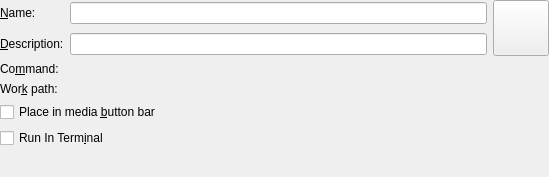
First picture: the form in src/toolproperties.ui, repository google-code-export/kmediafactory, before the edit.
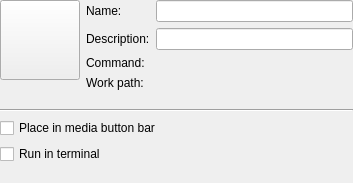
Second picture: the form after the edit. Custom widgets are drawn as their Qt base class.

What changed in the file:
```diff
--- a/src/toolproperties.ui
+++ b/src/toolproperties.ui
@@ -1,180 +1,195 @@
 <ui version="4.0" >
  <class>ToolProperties</class>
- <widget class="QWidget" name="ToolProperties" >
-  <property name="geometry" >
+ <widget class="QWidget" name="ToolProperties">
+  <property name="geometry">
    <rect>
     <x>0</x>
     <y>0</y>
-    <width>549</width>
-    <height>177</height>
+    <width>353</width>
+    <height>183</height>
    </rect>
   </property>
-  <property name="windowTitle" >
+  <property name="sizePolicy">
+   <sizepolicy hsizetype="Preferred" vsizetype="Preferred">
+    <horstretch>0</horstretch>
+    <verstretch>0</verstretch>
+   </sizepolicy>
+  </property>
+  <property name="windowTitle">
    <string>Tool Properties</string>
   </property>
-  <layout class="QVBoxLayout" >
-   <property name="leftMargin" >
+  <layout class="QGridLayout" name="gridLayout">
+   <property name="margin">
     <number>0</number>
    </property>
-   <property name="topMargin" >
-    <number>0</number>
-   </property>
-   <property name="rightMargin" >
-    <number>0</number>
-   </property>
-   <property name="bottomMargin" >
-    <number>0</number>
-   </property>
-   <item>
-    <layout class="QGridLayout" >
-     <property name="leftMargin" >
-      <number>0</number>
+   <item row="0" column="0">
+    <widget class="KIconButton" name="iconButton">
+     <property name="sizePolicy">
+      <sizepolicy hsizetype="Minimum" vsizetype="Minimum">
+       <horstretch>0</horstretch>
+       <verstretch>0</verstretch>
+      </sizepolicy>
      </property>
-     <property name="topMargin" >
-      <number>0</number>
+     <property name="minimumSize">
+      <size>
+       <width>80</width>
+       <height>80</height>
+      </size>
      </property>
-     <property name="rightMargin" >
-      <number>0</number>
+     <property name="maximumSize">
+      <size>
+       <width>80</width>
+       <height>80</height>
+      </size>
      </property>
-     <property name="bottomMargin" >
-      <number>0</number>
+     <property name="sizeIncrement">
+      <size>
+       <width>0</width>
+       <height>0</height>
+      </size>
      </property>
-     <property name="horizontalSpacing" >
-      <number>6</number>
+     <property name="text">
+      <string/>
      </property>
-     <property name="verticalSpacing" >
-      <number>6</number>
+     <property name="iconSize">
+      <number>48</number>
      </property>
-     <item row="2" column="1" colspan="2" >
-      <widget class="KUrlRequester" name="commandUrl" />
-     </item>
-     <item row="0" column="0" >
-      <widget class="QLabel" name="nameLabel" >
-       <property name="text" >
-        <string>&amp;Name:</string>
+     <property name="strictIconSize">
+      <bool>true</bool>
+     </property>
+    </widget>
+   </item>
+   <item row="0" column="1" rowspan="2">
+    <layout class="QFormLayout" name="formLayout_2">
+     <item row="0" column="0">
+      <widget class="QLabel" name="nameLabel">
+       <property name="text">
+        <string>Name:</string>
        </property>
-       <property name="wordWrap" >
+       <property name="wordWrap">
         <bool>false</bool>
        </property>
-       <property name="buddy" >
+       <property name="buddy">
         <cstring>nameEdit</cstring>
        </property>
       </widget>
      </item>
-     <item row="3" column="1" colspan="2" >
-      <widget class="KUrlRequester" name="workPathUrl" />
+     <item row="0" column="1">
+      <widget class="QLineEdit" name="nameEdit"/>
      </item>
-     <item row="0" column="1" >
-      <widget class="QLineEdit" name="nameEdit" />
-     </item>
-     <item row="3" column="0" >
-      <widget class="QLabel" name="workPathLabel" >
-       <property name="text" >
-        <string>Wor&amp;k path:</string>
+     <item row="1" column="0">
+      <widget class="QLabel" name="descriptionLabel">
+       <property name="text">
+        <string>Description:</string>
        </property>
-       <property name="wordWrap" >
+       <property name="wordWrap">
         <bool>false</bool>
        </property>
-       <property name="buddy" >
-        <cstring>workPathUrl</cstring>
-       </property>
-      </widget>
-     </item>
-     <item row="1" column="1" >
-      <widget class="QLineEdit" name="descriptionEdit" />
-     </item>
-     <item rowspan="2" row="0" column="2" >
-      <widget class="KIconButton" name="iconButton" >
-       <property name="sizePolicy" >
-        <sizepolicy vsizetype="Minimum" hsizetype="Minimum" >
-         <horstretch>0</horstretch>
-         <verstretch>0</verstretch>
-        </sizepolicy>
-       </property>
-       <property name="minimumSize" >
-        <size>
-         <width>56</width>
-         <height>56</height>
-        </size>
-       </property>
-       <property name="text" >
-        <string/>
-       </property>
-       <property name="iconSize" >
-        <number>48</number>
-       </property>
-       <property name="strictIconSize" >
-        <bool>true</bool>
-       </property>
-      </widget>
-     </item>
-     <item row="1" column="0" >
-      <widget class="QLabel" name="descriptionLabel" >
-       <property name="text" >
-        <string>&amp;Description:</string>
-       </property>
-       <property name="wordWrap" >
-        <bool>false</bool>
-       </property>
-       <property name="buddy" >
+       <property name="buddy">
         <cstring>descriptionEdit</cstring>
        </property>
       </widget>
      </item>
-     <item row="2" column="0" >
-      <widget class="QLabel" name="commandLabel" >
-       <property name="text" >
-        <string>Co&amp;mmand:</string>
+     <item row="1" column="1">
+      <widget class="QLineEdit" name="descriptionEdit"/>
+     </item>
+     <item row="2" column="0">
+      <widget class="QLabel" name="commandLabel">
+       <property name="text">
+        <string>Command:</string>
        </property>
-       <property name="wordWrap" >
+       <property name="wordWrap">
         <bool>false</bool>
        </property>
-       <property name="buddy" >
+       <property name="buddy">
         <cstring>commandUrl</cstring>
        </property>
       </widget>
      </item>
+     <item row="2" column="1">
+      <widget class="KUrlRequester" name="commandUrl"/>
+     </item>
+     <item row="3" column="0">
+      <widget class="QLabel" name="workPathLabel">
+       <property name="text">
+        <string>Work path:</string>
+       </property>
+       <property name="wordWrap">
+        <bool>false</bool>
+       </property>
+       <property name="buddy">
+        <cstring>workPathUrl</cstring>
+       </property>
+      </widget>
+     </item>
+     <item row="3" column="1">
+      <widget class="KUrlRequester" name="workPathUrl"/>
+     </item>
     </layout>
    </item>
-   <item>
-    <widget class="QCheckBox" name="mediaMenuCheckBox" >
-     <property name="text" >
-      <string>Place in media &amp;button bar</string>
+   <item row="1" column="0">
+    <spacer name="verticalSpacer_2">
+     <property name="orientation">
+      <enum>Qt::Vertical</enum>
      </property>
-     <property name="shortcut" >
-      <string>Alt+B</string>
+     <property name="sizeType">
+      <enum>QSizePolicy::Minimum</enum>
      </property>
-    </widget>
+     <property name="sizeHint" stdset="0">
+      <size>
+       <width>20</width>
+       <height>23</height>
+      </size>
+     </property>
+    </spacer>
    </item>
-   <item>
-    <widget class="QCheckBox" name="runInTerminalCheckBox" >
-     <property name="text" >
-      <string>Run In Term&amp;inal</string>
+   <item row="2" column="0" colspan="2">
+    <widget class="Line" name="line">
+     <property name="orientation">
+      <enum>Qt::Horizontal</enum>
      </property>
-     <property name="shortcut" >
-      <string>Alt+I</string>
-     </property>
     </widget>
    </item>
-   <item>
-    <spacer>
-     <property name="orientation" >
+   <item row="3" column="0" colspan="2">
+    <layout class="QVBoxLayout" name="verticalLayout">
+     <item>
+      <widget class="QCheckBox" name="mediaMenuCheckBox">
+       <property name="text">
+        <string>Place in media button bar</string>
+       </property>
+       <property name="shortcut">
+        <string>Alt+B</string>
+       </property>
+      </widget>
+     </item>
+     <item>
+      <widget class="QCheckBox" name="runInTerminalCheckBox">
+       <property name="text">
+        <string>Run in terminal</string>
+       </property>
+       <property name="shortcut">
+        <string>Alt+I</string>
+       </property>
+      </widget>
+     </item>
+    </layout>
+   </item>
+   <item row="4" column="1">
+    <spacer name="verticalSpacer">
+     <property name="orientation">
       <enum>Qt::Vertical</enum>
      </property>
-     <property name="sizeType" >
-      <enum>QSizePolicy::Expanding</enum>
-     </property>
-     <property name="sizeHint" >
+     <property name="sizeHint" stdset="0">
       <size>
        <width>20</width>
-       <height>20</height>
+       <height>0</height>
       </size>
      </property>
     </spacer>
    </item>
   </layout>
  </widget>
- <layoutdefault spacing="6" margin="11" />
+ <layoutdefault spacing="6" margin="11"/>
  <pixmapfunction>qPixmapFromMimeSource</pixmapfunction>
  <customwidgets>
   <customwidget>
```
Left out of the diff: 30 changed lines with no effect on the pictures.
